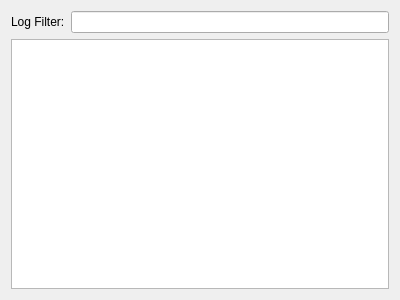
Qt form src/libs/liblog/log/LogWidget.ui (mrdeveloperdude/OctoMY) before a commit.
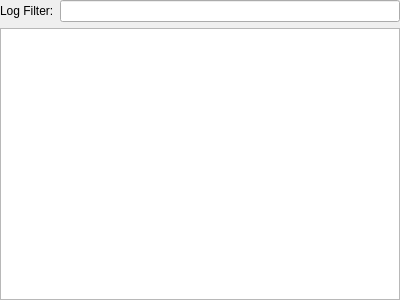
The same form after that commit.

```diff
--- a/src/libs/liblog/log/LogWidget.ui
+++ b/src/libs/liblog/log/LogWidget.ui
@@ -29,6 +29,18 @@
    <bool>false</bool>
   </property>
   <layout class="QVBoxLayout" name="verticalLayout">
+   <property name="leftMargin">
+    <number>0</number>
+   </property>
+   <property name="topMargin">
+    <number>0</number>
+   </property>
+   <property name="rightMargin">
+    <number>0</number>
+   </property>
+   <property name="bottomMargin">
+    <number>0</number>
+   </property>
    <item>
     <layout class="QHBoxLayout" name="horizontalLayout">
      <item>
```
Left out of the diff: 2 changed lines with no effect on the pictures.
